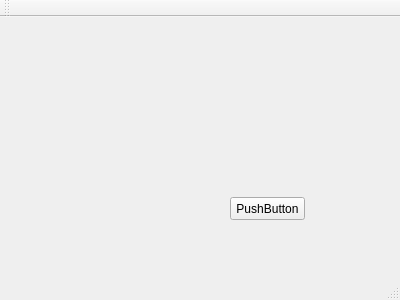
Qt form Sample3/mainwindow.ui (OSLL/edu-mindwave-diary) before a commit.
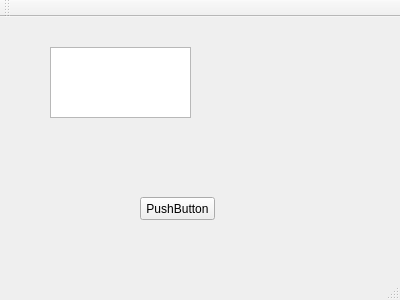
The same form after that commit.

The edit to the form file:
```diff
--- a/Sample3/mainwindow.ui
+++ b/Sample3/mainwindow.ui
@@ -17,7 +17,7 @@
    <widget class="QPushButton" name="pushButton">
     <property name="geometry">
      <rect>
-      <x>230</x>
+      <x>140</x>
       <y>180</y>
       <width>75</width>
       <height>23</height>
@@ -27,6 +27,16 @@
      <string>PushButton</string>
     </property>
    </widget>
+   <widget class="QTextBrowser" name="textBrowser">
+    <property name="geometry">
+     <rect>
+      <x>50</x>
+      <y>30</y>
+      <width>141</width>
+      <height>71</height>
+     </rect>
+    </property>
+   </widget>
   </widget>
   <widget class="QMenuBar" name="menuBar">
    <property name="geometry">
```
